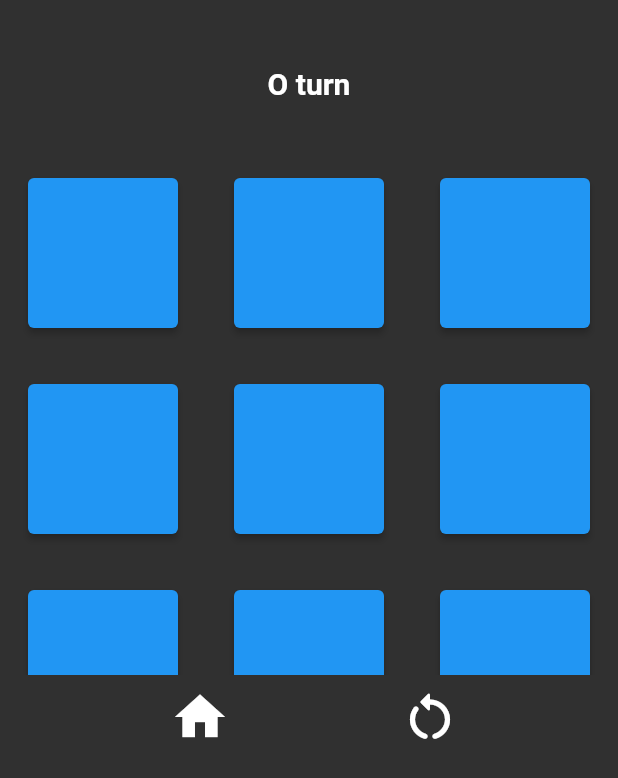
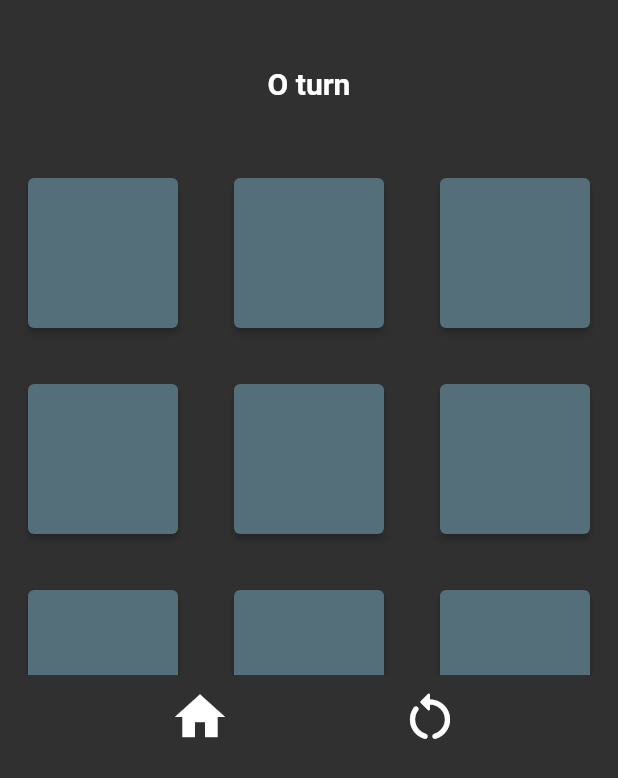
Before and after one commit to Sujan-Koirala021/Tic-tac-toe-Flutter, a Flutter app: the screen it shows after launch, after a tap on "Start Game", on a phone screen of 412 x 824 dp. Shown: the top 778 px of the screen. Run offline on Flutter 3.47's test engine with Material 2 defaults, Android fonts, the phone set to English and light mode, and no system bars.

Commit message:
Changed appearance

```diff
--- a/lib/pages/game_page.dart
+++ b/lib/pages/game_page.dart
@@ -63,6 +63,8 @@ class _GamePageState extends State<GamePage> {
     return ElevatedButton(
         style: ElevatedButton.styleFrom(
           minimumSize: const Size(100, 100),
+          backgroundColor: Colors.blueGrey[600],
+
           // maximumSize: const Size(00, 50),
         ),
         onPressed: () {
--- a/lib/pages/home_page.dart
+++ b/lib/pages/home_page.dart
@@ -47,7 +47,7 @@ class _HomePageState extends State<HomePage> {
 
 
       style: ElevatedButton.styleFrom(
-        backgroundColor: Colors.red[200],
+        backgroundColor: Colors.blueGrey[500],
         shape: StadiumBorder(),
       ),
     );
@@ -60,7 +60,7 @@ class _HomePageState extends State<HomePage> {
           child: Text('Tic Tac Toe'),
         ),
         automaticallyImplyLeading: false,
-        backgroundColor: Colors.green[400],
+        backgroundColor: Colors.grey[800],
       ),
       body: Center(
         child: Column(
```
